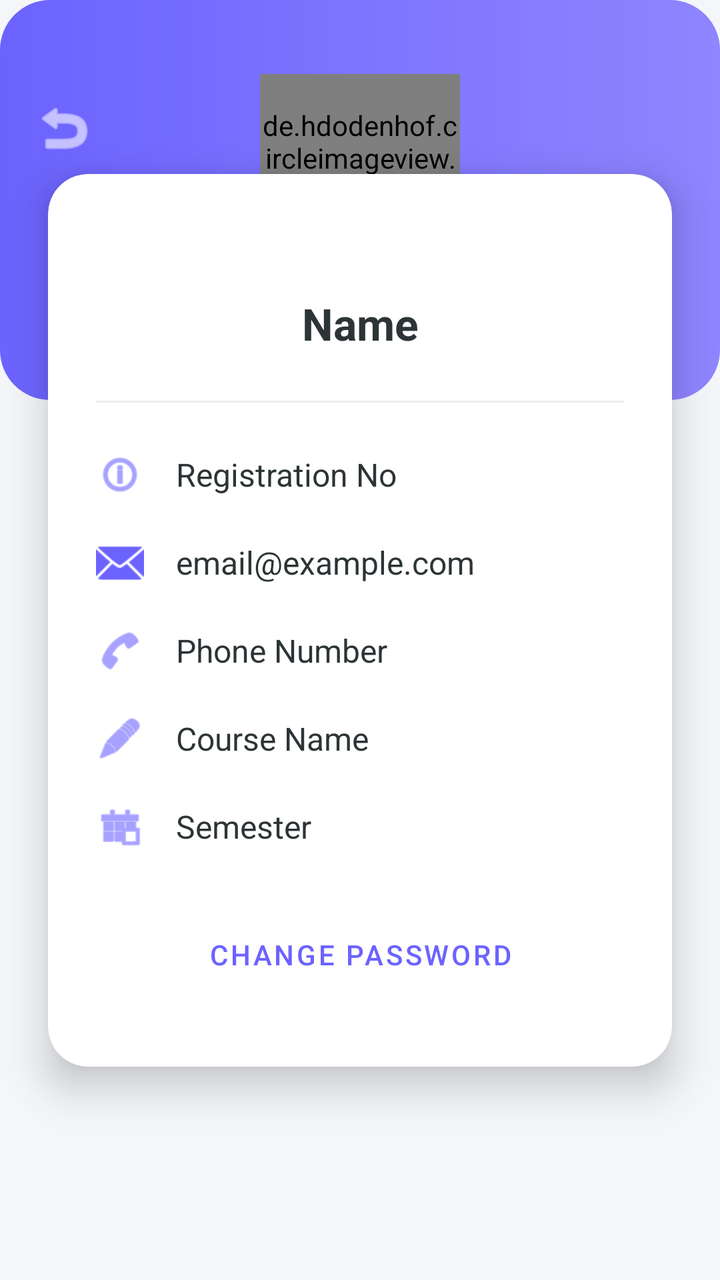
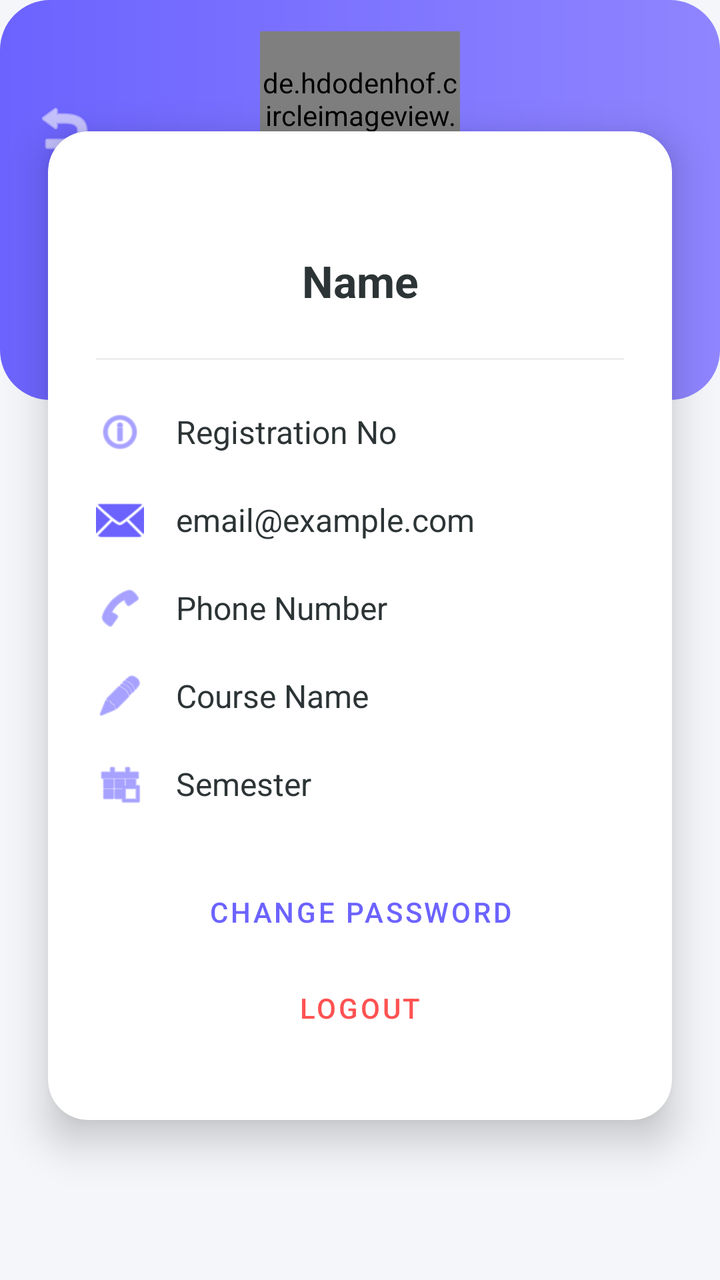

An Android layout rendered at two revisions. The XML below is the earlier revision; the diff shows what the commit changed to produce the second picture.
<!-- AndroidManifest.xml: application theme Theme.SmartAttendance -->
<!-- res/layout/activity_profile.xml -->
<?xml version="1.0" encoding="utf-8"?>
<androidx.constraintlayout.widget.ConstraintLayout xmlns:android="http://schemas.android.com/apk/res/android"
    xmlns:app="http://schemas.android.com/apk/res-auto"
    xmlns:tools="http://schemas.android.com/tools"
    android:layout_width="match_parent"
    android:layout_height="match_parent"
    android:background="@color/backgroundColor"
    tools:context=".ProfileActivity">

    <View
        android:id="@+id/topView"
        android:layout_width="match_parent"
        android:layout_height="200dp"
        android:background="@drawable/bg_gradient_button"
        app:layout_constraintTop_toTopOf="parent" />

    <ImageButton
        android:id="@+id/btnBack"
        android:layout_width="wrap_content"
        android:layout_height="wrap_content"
        android:layout_marginStart="16dp"
        android:layout_marginTop="48dp"
        android:background="?android:attr/selectableItemBackground"
        android:src="@android:drawable/ic_menu_revert"
        android:tint="@color/white"
        app:layout_constraintStart_toStartOf="parent"
        app:layout_constraintTop_toTopOf="parent"
        android:contentDescription="Back" />

    <TextView
        android:id="@+id/tvProfileTitle"
        android:layout_width="wrap_content"
        android:layout_height="wrap_content"
        android:layout_marginTop="48dp"
        android:text="My Profile"
        android:textColor="@color/white"
        android:textSize="22sp"
        android:textStyle="bold"
        app:layout_constraintEnd_toEndOf="parent"
        app:layout_constraintStart_toStartOf="parent"
        app:layout_constraintTop_toTopOf="parent" />

    <androidx.cardview.widget.CardView
        android:id="@+id/cardProfile"
        android:layout_width="match_parent"
        android:layout_height="wrap_content"
        android:layout_marginHorizontal="24dp"
        app:cardCornerRadius="20dp"
        app:cardElevation="12dp"
        app:layout_constraintBottom_toBottomOf="parent"
        app:layout_constraintTop_toTopOf="parent"
        app:layout_constraintVertical_bias="0.45">

        <LinearLayout
            android:layout_width="match_parent"
            android:layout_height="wrap_content"
            android:orientation="vertical"
            android:paddingHorizontal="24dp"
            android:paddingBottom="32dp"
            android:paddingTop="60dp">

            <TextView
                android:id="@+id/profileName"
                android:layout_width="match_parent"
                android:layout_height="wrap_content"
                android:gravity="center"
                android:text="Name"
                android:textColor="@color/textColorPrimary"
                android:textSize="22sp"
                android:textStyle="bold" />

            <View
                android:layout_width="match_parent"
                android:layout_height="1dp"
                android:layout_marginVertical="24dp"
                android:background="#EEEEEE" />

            <LinearLayout
                android:id="@+id/layoutRegNo"
                android:layout_width="match_parent"
                android:layout_height="wrap_content"
                android:gravity="center_vertical"
                android:orientation="horizontal"
                android:layout_marginBottom="20dp">
                <ImageView
                    android:layout_width="24dp"
                    android:layout_height="24dp"
                    android:src="@android:drawable/ic_menu_info_details"
                    app:tint="@color/colorPrimary" />
                <TextView
                    android:id="@+id/profileRegNo"
                    android:layout_width="wrap_content"
                    android:layout_height="wrap_content"
                    android:layout_marginStart="16dp"
                    android:text="Registration No"
                    android:textColor="@color/textColorPrimary"
                    android:textSize="16sp" />
            </LinearLayout>

            <LinearLayout
                android:layout_width="match_parent"
                android:layout_height="wrap_content"
                android:gravity="center_vertical"
                android:orientation="horizontal"
                android:layout_marginBottom="20dp">
                <ImageView
                    android:layout_width="24dp"
                    android:layout_height="24dp"
                    android:src="@android:drawable/ic_dialog_email"
                    app:tint="@color/colorPrimary" />
                <TextView
                    android:id="@+id/profileEmail"
                    android:layout_width="wrap_content"
                    android:layout_height="wrap_content"
                    android:layout_marginStart="16dp"
                    android:text="email@example.com"
                    android:textColor="@color/textColorPrimary"
                    android:textSize="16sp" />
            </LinearLayout>

            <LinearLayout
                android:layout_width="match_parent"
                android:layout_height="wrap_content"
                android:gravity="center_vertical"
                android:orientation="horizontal"
                android:layout_marginBottom="20dp">
                <ImageView
                    android:layout_width="24dp"
                    android:layout_height="24dp"
                    android:src="@android:drawable/ic_menu_call"
                    app:tint="@color/colorPrimary" />
                <TextView
                    android:id="@+id/profilePhone"
                    android:layout_width="wrap_content"
                    android:layout_height="wrap_content"
                    android:layout_marginStart="16dp"
                    android:text="Phone Number"
                    android:textColor="@color/textColorPrimary"
                    android:textSize="16sp" />
            </LinearLayout>

            <LinearLayout
                android:id="@+id/layoutCourse"
                android:layout_width="match_parent"
                android:layout_height="wrap_content"
                android:gravity="center_vertical"
                android:orientation="horizontal"
                android:layout_marginBottom="20dp">
                <ImageView
                    android:layout_width="24dp"
                    android:layout_height="24dp"
                    android:src="@android:drawable/ic_menu_edit"
                    app:tint="@color/colorPrimary" />
                <TextView
                    android:id="@+id/profileCourse"
                    android:layout_width="wrap_content"
                    android:layout_height="wrap_content"
                    android:layout_marginStart="16dp"
                    android:text="Course Name"
                    android:textColor="@color/textColorPrimary"
                    android:textSize="16sp" />
            </LinearLayout>

            <LinearLayout
                android:id="@+id/layoutSemester"
                android:layout_width="match_parent"
                android:layout_height="wrap_content"
                android:gravity="center_vertical"
                android:orientation="horizontal"
                android:layout_marginBottom="20dp">
                <ImageView
                    android:layout_width="24dp"
                    android:layout_height="24dp"
                    android:src="@android:drawable/ic_menu_today"
                    app:tint="@color/colorPrimary" />
                <TextView
                    android:id="@+id/profileSemester"
                    android:layout_width="wrap_content"
                    android:layout_height="wrap_content"
                    android:layout_marginStart="16dp"
                    android:text="Semester"
                    android:textColor="@color/textColorPrimary"
                    android:textSize="16sp" />
            </LinearLayout>

            <Button
                android:id="@+id/btnChangePassword"
                style="@style/Widget.MaterialComponents.Button.TextButton"
                android:layout_width="match_parent"
                android:layout_height="wrap_content"
                android:layout_marginTop="8dp"
                android:text="Change Password"
                android:textColor="@color/colorPrimary" />

        </LinearLayout>
    </androidx.cardview.widget.CardView>

    <de.hdodenhof.circleimageview.CircleImageView
        android:id="@+id/profileImage"
        android:layout_width="100dp"
        android:layout_height="100dp"
        android:src="@android:drawable/ic_menu_gallery"
        app:civ_border_color="@color/white"
        app:civ_border_width="4dp"
        app:layout_constraintBottom_toTopOf="@+id/cardProfile"
        app:layout_constraintEnd_toEndOf="parent"
        app:layout_constraintStart_toStartOf="parent"
        app:layout_constraintTop_toTopOf="@+id/cardProfile" />

</androidx.constraintlayout.widget.ConstraintLayout>
<!-- resources referenced by this layout -->
<resources>
  <color name="backgroundColor">#F4F6F9</color>
  <color name="colorPrimary">#6C63FF</color>
  <color name="textColorPrimary">#2D3436</color>
  <color name="white">#FFFFFFFF</color>
  <!-- drawable bg_gradient_button (drawable) -->
  <?xml version="1.0" encoding="utf-8"?>
  <shape xmlns:android="http://schemas.android.com/apk/res/android">
      <gradient
          android:startColor="#6C63FF"
          android:endColor="#8F85FF"
          android:angle="0" />
      <corners android:radius="25dp" />
  </shape>
  <style name="Theme.SmartAttendance" parent="Base.Theme.SmartAttendance" />
  <style name="Base.Theme.SmartAttendance" parent="Theme.Material3.Light.NoActionBar">
          
          <item name="colorPrimary">@color/colorPrimary</item>
          <item name="android:statusBarColor">@color/white</item>
          <item name="android:windowLightStatusBar">true</item>
      </style>
</resources>

<!-- the commit's change to res/layout/activity_profile.xml (unified diff, before → after) -->
@@ -192,6 +192,14 @@
                 android:text="Change Password"
                 android:textColor="@color/colorPrimary" />
 
+            <Button
+                android:id="@+id/btnLogout"
+                style="@style/Widget.MaterialComponents.Button.TextButton"
+                android:layout_width="match_parent"
+                android:layout_height="wrap_content"
+                android:text="Logout"
+                android:textColor="#FF5252" />
+
         </LinearLayout>
     </androidx.cardview.widget.CardView>
 
